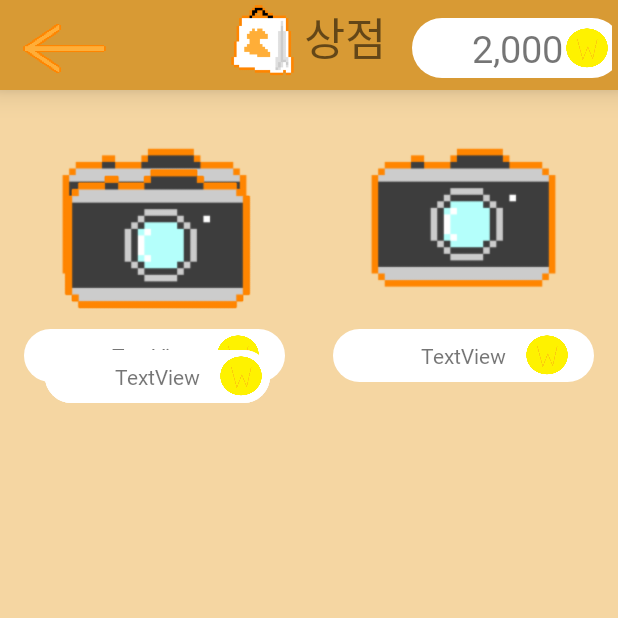
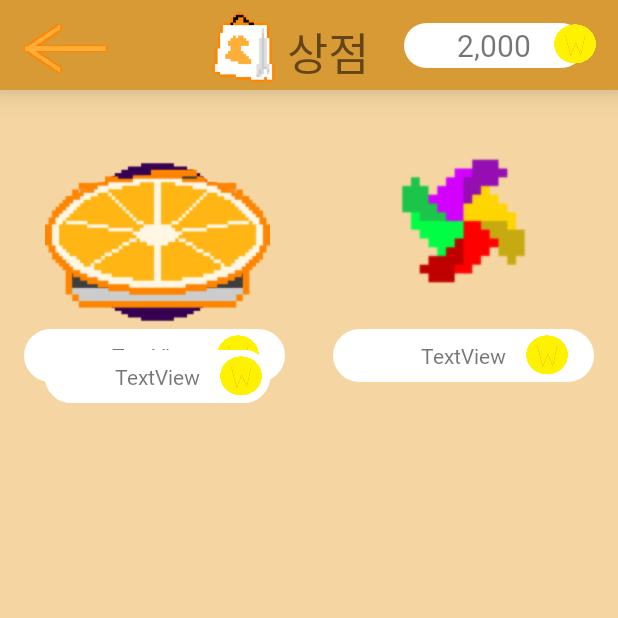
Before and after one commit to SneakySN/PetWithDietManagement, an Android app: the ShopActivity screen opened directly, with no data from a screen before it, on a phone screen of 412 x 824 dp, the top half of it. Run offline under Robolectric (Android 15) with nearby library versions, the phone set to English and light mode, and no system bars.

Commit message:
shop items added and layout fixed

```diff
--- a/app/src/main/res/layout/activity_shop.xml
+++ b/app/src/main/res/layout/activity_shop.xml
@@ -15,46 +15,64 @@
         <!-- 뒤로가기 버튼 -->
         <Button
             android:id="@+id/backButton"
-            android:layout_width="73dp"
+            android:layout_width="0dp"
             android:layout_height="50dp"
             android:layout_gravity="center"
             android:layout_marginStart="4dp"
             android:layout_marginTop="2dp"
-            android:background="@drawable/back"/>
+            android:background="@drawable/back"
+            android:layout_weight="2"/>
 
-        <!-- 상점 이미지 -->
+        <!-- 상점 이미지와 텍스트 -->
+        <androidx.constraintlayout.widget.ConstraintLayout
+            android:layout_width="wrap_content"
+            android:layout_height="match_parent"
+            android:layout_marginEnd="4dp"
+            android:layout_marginTop="4dp"
+            android:layout_weight="3">
+
             <ImageView
                 android:id="@+id/shop"
                 android:layout_width="55dp"
                 android:layout_height="55dp"
-            android:layout_marginStart="70dp"
-            android:src="@drawable/shop"/>
+                android:src="@drawable/shop"
+                android:layout_weight="1"
+                app:layout_constraintBottom_toBottomOf="parent"
+                app:layout_constraintEnd_toEndOf="parent"
+                app:layout_constraintStart_toStartOf="parent"
+                app:layout_constraintTop_toTopOf="parent"/>
 
             <TextView
                 android:layout_width="wrap_content"
                 android:layout_height="50dp"
+                android:layout_marginTop="5dp"
                 android:text="상점"
                 android:gravity="center"
-            android:textSize="30sp"/>
+                android:textSize="30sp"
+                android:layout_weight="1"
+                app:layout_constraintBottom_toBottomOf="parent"
+                app:layout_constraintEnd_toEndOf="parent"
+                app:layout_constraintTop_toTopOf="parent"/>
+        </androidx.constraintlayout.widget.ConstraintLayout>
 
         <androidx.constraintlayout.widget.ConstraintLayout
-            android:layout_width="match_parent"
+            android:layout_width="wrap_content"
             android:layout_height="match_parent"
             android:layout_marginEnd="4dp"
             android:layout_marginTop="4dp"
             android:layout_weight="1">
+
             <!-- 현재 보유 돈 표시 -->
             <TextView
                 android:id="@+id/currentMoney"
-                android:layout_width="140dp"
-                android:layout_height="40dp"
-                android:layout_marginStart="24dp"
-                android:layout_marginTop="5dp"
+                android:layout_width="120dp"
+                android:layout_height="30dp"
+                android:layout_marginTop="2dp"
                 android:layout_marginBottom="5dp"
                 android:background="@drawable/rounded_corners"
                 android:gravity="center"
                 android:text="2,000"
-                android:textSize="25sp"
+                android:textSize="20sp"
                 app:layout_constraintBottom_toBottomOf="parent"
                 app:layout_constraintEnd_toEndOf="parent"
                 app:layout_constraintStart_toStartOf="parent"
@@ -65,13 +83,11 @@
                 android:id="@+id/coin"
                 android:layout_width="40dp"
                 android:layout_height="40dp"
-                android:layout_marginStart="98dp"
-                android:layout_marginTop="5dp"
                 android:layout_marginBottom="5dp"
+                android:layout_marginEnd="5dp"
                 android:src="@drawable/coin"
                 app:layout_constraintBottom_toBottomOf="parent"
                 app:layout_constraintEnd_toEndOf="parent"
-                app:layout_constraintStart_toStartOf="@+id/currentMoney"
                 app:layout_constraintTop_toTopOf="parent" />
         </androidx.constraintlayout.widget.ConstraintLayout>
     </LinearLayout>
@@ -119,14 +135,14 @@
                         android:layout_weight="1">
 
                         <ImageView
-                            android:id="@+id/testImg1"
+                            android:id="@+id/heilo"
                             android:layout_width="match_parent"
                             android:layout_height="140dp"
                             app:layout_constraintBottom_toTopOf="@+id/testText1"
                             app:layout_constraintEnd_toEndOf="parent"
                             app:layout_constraintStart_toStartOf="parent"
                             app:layout_constraintTop_toTopOf="parent"
-                            android:src="@drawable/camera"/>
+                            android:src="@drawable/heilo_sample"/>
 
                         <TextView
                             android:id="@+id/testText1"
@@ -138,7 +154,7 @@
                             app:layout_constraintBottom_toBottomOf="parent"
                             app:layout_constraintEnd_toEndOf="parent"
                             app:layout_constraintStart_toStartOf="parent"
-                            app:layout_constraintTop_toBottomOf="@+id/testImg1" />
+                            app:layout_constraintTop_toBottomOf="@+id/heilo" />
 
                         <ImageView
                             android:id="@+id/imageView1"
@@ -149,7 +165,7 @@
                             app:layout_constraintBottom_toBottomOf="parent"
                             app:layout_constraintEnd_toEndOf="parent"
                             app:layout_constraintStart_toStartOf="@+id/testText1"
-                            app:layout_constraintTop_toBottomOf="@+id/testImg1"
+                            app:layout_constraintTop_toBottomOf="@+id/heilo"
                             android:src ="@drawable/coin" />
                     </androidx.constraintlayout.widget.ConstraintLayout>
 
@@ -162,14 +178,14 @@
                         android:layout_weight="1">
 
                         <ImageView
-                            android:id="@+id/testImg2"
+                            android:id="@+id/pinWheel"
                             android:layout_width="match_parent"
                             android:layout_height="140dp"
                             app:layout_constraintBottom_toTopOf="@+id/testText2"
                             app:layout_constraintEnd_toEndOf="parent"
                             app:layout_constraintStart_toStartOf="parent"
                             app:layout_constraintTop_toTopOf="parent"
-                            android:src="@drawable/camera" />
+                            android:src="@drawable/pinwheel_sample" />
 
                         <TextView
                             android:id="@+id/testText2"
@@ -181,7 +197,7 @@
                             app:layout_constraintBottom_toBottomOf="parent"
                             app:layout_constraintEnd_toEndOf="parent"
                             app:layout_constraintStart_toStartOf="parent"
-                            app:layout_constraintTop_toBottomOf="@+id/testImg2" />
+                            app:layout_constraintTop_toBottomOf="@+id/pinWheel" />
 
                         <ImageView
                             android:id="@+id/imageView2"
@@ -192,7 +208,7 @@
                             app:layout_constraintBottom_toBottomOf="parent"
                             app:layout_constraintEnd_toEndOf="parent"
                             app:layout_constraintStart_toStartOf="@+id/testText2"
-                            app:layout_constraintTop_toBottomOf="@+id/testImg2"
+                            app:layout_constraintTop_toBottomOf="@+id/pinWheel"
                             android:src ="@drawable/coin" />
                     </androidx.constraintlayout.widget.ConstraintLayout>
                 </LinearLayout>
@@ -213,14 +229,14 @@
                         android:layout_margin="30dp">
 
                         <ImageView
-                            android:id="@+id/testImg3"
+                            android:id="@+id/starNightBg"
                             android:layout_width="match_parent"
                             android:layout_height="140dp"
                             app:layout_constraintBottom_toTopOf="@+id/testText3"
                             app:layout_constraintEnd_toEndOf="parent"
                             app:layout_constraintStart_toStartOf="parent"
                             app:layout_constraintTop_toTopOf="parent"
-                            android:src="@drawable/camera" />
+                            android:src="@drawable/star_night_background" />
 
                         <TextView
                             android:id="@+id/testText3"
@@ -232,7 +248,7 @@
                             app:layout_constraintBottom_toBottomOf="parent"
                             app:layout_constraintEnd_toEndOf="parent"
                             app:layout_constraintStart_toStartOf="parent"
-                            app:layout_constraintTop_toBottomOf="@+id/testImg3" />
+                            app:layout_constraintTop_toBottomOf="@+id/starNightBg" />
 
                         <ImageView
                             android:id="@+id/imageView3"
@@ -243,7 +259,7 @@
                             app:layout_constraintBottom_toBottomOf="parent"
                             app:layout_constraintEnd_toEndOf="parent"
                             app:layout_constraintStart_toStartOf="@+id/testText3"
-                            app:layout_constraintTop_toBottomOf="@+id/testImg3"
+                            app:layout_constraintTop_toBottomOf="@+id/starNightBg"
                             android:src ="@drawable/coin" />
                     </androidx.constraintlayout.widget.ConstraintLayout>
                 </LinearLayout>
@@ -315,14 +331,14 @@
                         android:layout_margin="30dp">
 
                         <ImageView
-                            android:id="@+id/testImg5"
+                            android:id="@+id/orange_carpet"
                             android:layout_width="match_parent"
                             android:layout_height="140dp"
                             app:layout_constraintBottom_toTopOf="@+id/testText5"
                             app:layout_constraintEnd_toEndOf="parent"
                             app:layout_constraintStart_toStartOf="parent"
                             app:layout_constraintTop_toTopOf="parent"
-                            android:src="@drawable/camera" />
+                            android:src="@drawable/orange_carpet" />
 
                         <TextView
                             android:id="@+id/testText5"
@@ -334,7 +350,7 @@
                             app:layout_constraintBottom_toBottomOf="parent"
                             app:layout_constraintEnd_toEndOf="parent"
                             app:layout_constraintStart_toStartOf="parent"
-                            app:layout_constraintTop_toBottomOf="@+id/testImg5" />
+                            app:layout_constraintTop_toBottomOf="@+id/orange_carpet" />
 
                         <ImageView
                             android:id="@+id/imageView5"
@@ -345,7 +361,7 @@
                             app:layout_constraintBottom_toBottomOf="parent"
                             app:layout_constraintEnd_toEndOf="parent"
                             app:layout_constraintStart_toStartOf="@+id/testText5"
-                            app:layout_constraintTop_toBottomOf="@+id/testImg5"
+                            app:layout_constraintTop_toBottomOf="@+id/orange_carpet"
                             android:src ="@drawable/coin" />
                     </androidx.constraintlayout.widget.ConstraintLayout>
                 </LinearLayout>
--- a/app/src/main/res/layout/dinner_section.xml
+++ b/app/src/main/res/layout/dinner_section.xml
@@ -9,7 +9,7 @@
     <ImageView
         android:layout_width="48dp"
         android:layout_height="48dp"
-        android:src="@drawable/ic_lunch"
+        android:src="@drawable/ic_dinner"
         android:layout_gravity="center"/>
 
     <TextView
--- a/app/src/main/res/layout/lunch_section.xml
+++ b/app/src/main/res/layout/lunch_section.xml
@@ -9,7 +9,7 @@
     <ImageView
         android:layout_width="48dp"
         android:layout_height="48dp"
-        android:src="@drawable/ic_dinner"
+        android:src="@drawable/ic_lunch"
         android:layout_gravity="center"/>
 
     <TextView
```
Also changed, not shown: app/src/main/res/drawable/breakfast.png (added), app/src/main/res/drawable/dinner.png (added), app/src/main/res/drawable/heilo_real.png (added), app/src/main/res/drawable/heilo_sample.png (added), app/src/main/res/drawable/lunch.png (added), app/src/main/res/drawable/orange_carpet.png (added), app/src/main/res/drawable/pinwheel_real.png (added), app/src/main/res/drawable/pinwheel_sample.png (added), app/src/main/res/drawable/star_night_background.png (added). Lines whose indentation alone changed are shown as unchanged.
